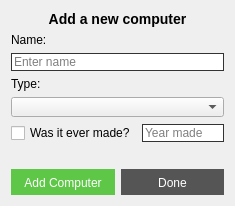
Old version of the form VL1-project/addcomputerwindow.ui in the repository birkirk/vln1-35.
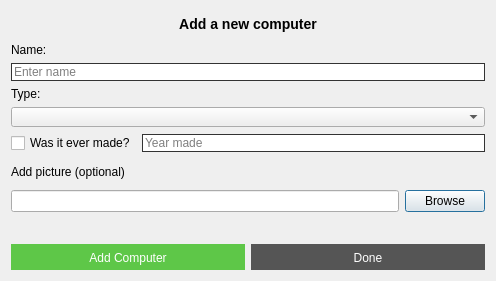
New version of the form.

```diff
--- a/VL1-project/addcomputerwindow.ui
+++ b/VL1-project/addcomputerwindow.ui
@@ -6,10 +6,8 @@
    <rect>
     <x>0</x>
     <y>0</y>
-    <width>235</width>
-    <height>196</height>
-    <width>260</width>
-    <height>318</height>
+    <width>496</width>
+    <height>281</height>
    </rect>
   </property>
   <property name="windowTitle">
@@ -127,6 +125,27 @@
      </item>
     </layout>
    </item>
+   <item>
+    <widget class="QLabel" name="label_4">
+     <property name="text">
+      <string>Add picture (optional)</string>
+     </property>
+    </widget>
+   </item>
+   <item>
+    <layout class="QHBoxLayout" name="horizontalLayout_3">
+     <item>
+      <widget class="QLineEdit" name="input_addcomp_image_path"/>
+     </item>
+     <item>
+      <widget class="QPushButton" name="button_addcomp_browse_image">
+       <property name="text">
+        <string>Browse</string>
+       </property>
+      </widget>
+     </item>
+    </layout>
+   </item>
    <item>
     <widget class="QLabel" name="label_addcomp_status">
      <property name="maximumSize">
```
